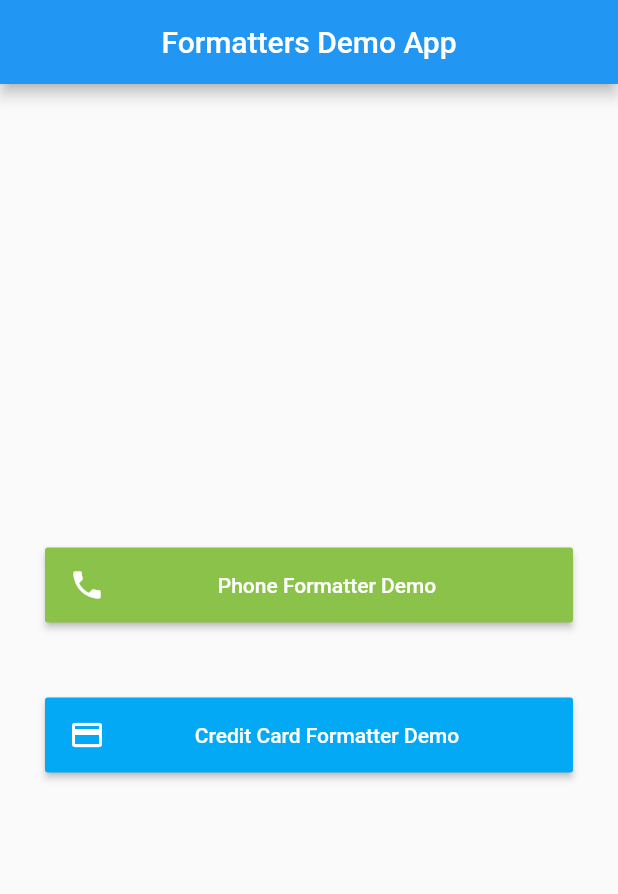
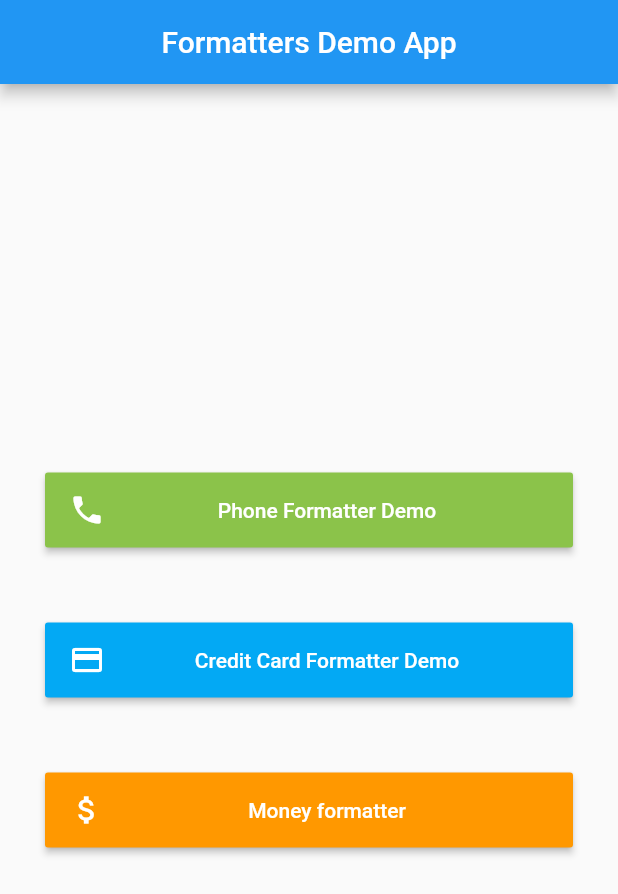
Before and after one commit to mylittleghW/flutter_multi_formatterx, a Flutter app: the screen it shows after launch, on a phone screen of 412 x 824 dp. Shown: the top 894 px of the screen. Run offline on Flutter 3.47's test engine with Material 2 defaults, Android fonts, the phone set to English and light mode, and no system bars.

Commit message:
добавлен форматтер валют

```diff
--- a/example/lib/main.dart
+++ b/example/lib/main.dart
@@ -1,4 +1,5 @@
 import 'package:example/pages/credit_card_format_page.dart';
+import 'package:example/pages/money_format_page.dart';
 import 'package:example/pages/phone_format_page.dart';
 import 'package:flutter/cupertino.dart';
 import 'package:flutter/material.dart';
@@ -85,6 +86,25 @@ class _MyHomePageState extends State<MyHomePage> {
                     ],
                   ),
                 ),
+              ),
+              SizedBox(
+                height: 50.0,
+              ),
+              Container(
+                height: 50,
+                child: RaisedButton(
+                  textColor: Colors.white,
+                  color: Colors.orange,
+                  onPressed: () {
+                    openPage(MoneyFormatPage());
+                  },
+                  child: Row(
+                    children: <Widget>[
+                      Icon(Icons.attach_money),
+                      Expanded(child: Center(child: Text('Money formatter'))),
+                    ],
+                  ),
+                ),
               )
             ],
           ),
--- a/example/lib/pages/credit_card_format_page.dart
+++ b/example/lib/pages/credit_card_format_page.dart
@@ -24,7 +24,7 @@ class _CreditCardFormatPageState extends State<CreditCardFormatPage> {
       child: Scaffold(
         appBar: AppBar(
           centerTitle: true,
-          title: Text('Phone Formatter Demo'),
+          title: Text('Card Formatter Demo'),
         ),
         body: SingleChildScrollView(
           child: Padding(
```
Also changed, not shown: example/lib/pages/money_format_page.dart (added, +123 -0 lines).
